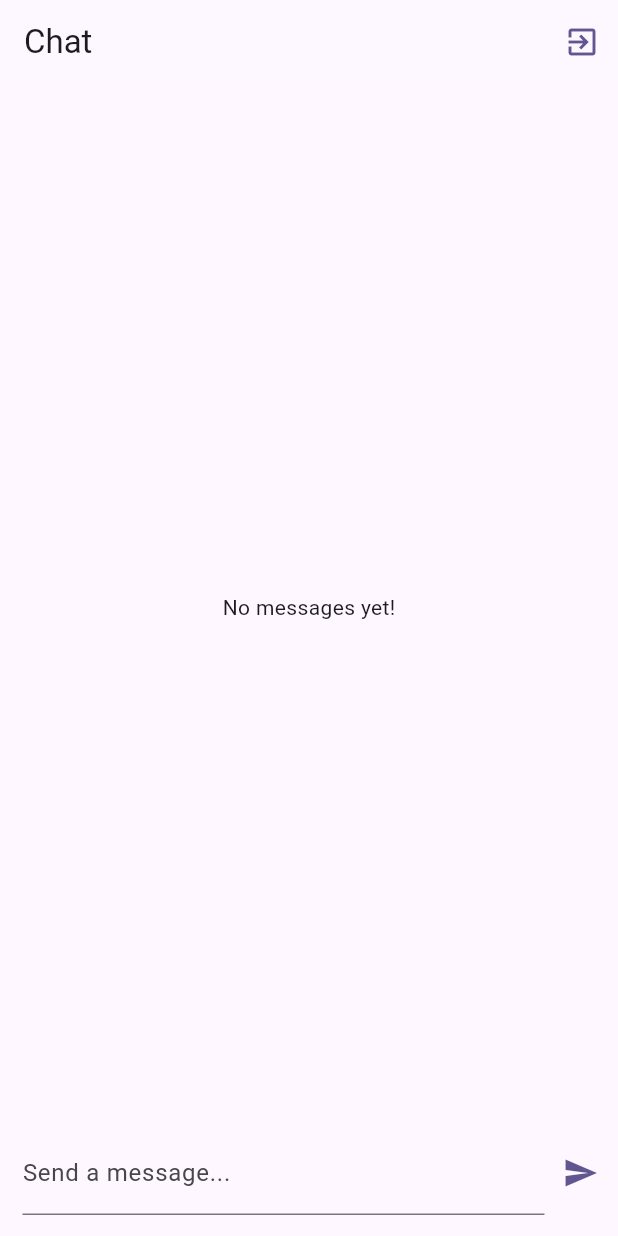
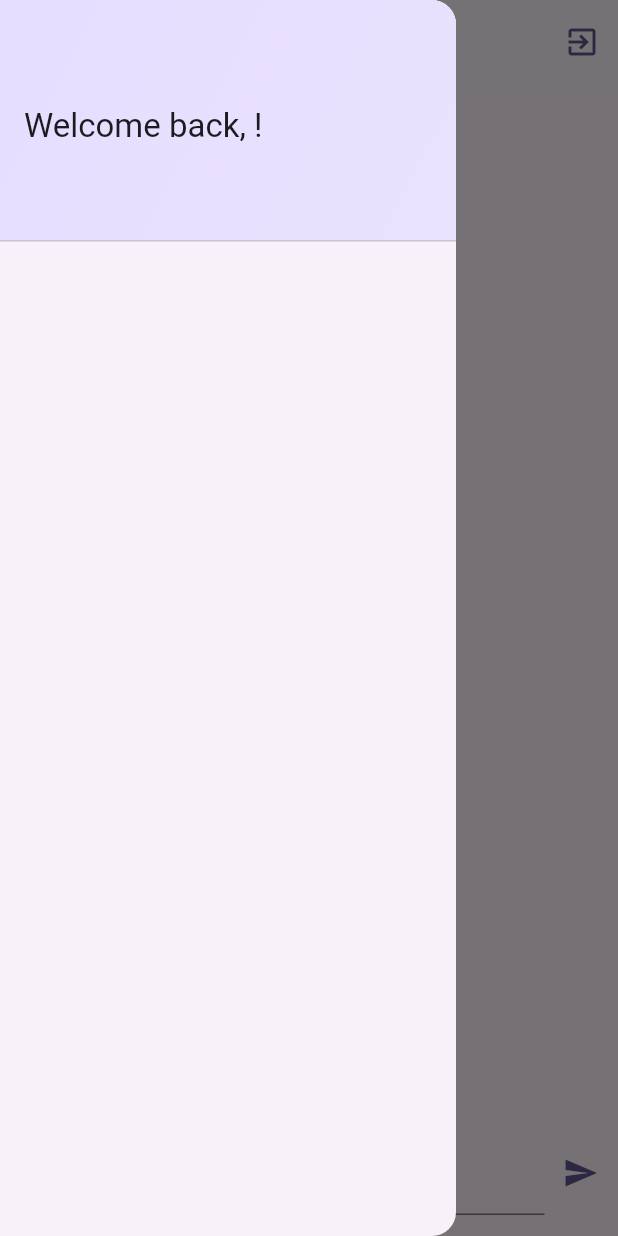
Before and after one commit to KumarAmrit30/ChatterBox, a Flutter app: the screen it shows once a user with an empty profile is signed in, with the side drawer open (before the commit the screen has no drawer), on a phone screen of 412 x 824 dp. Run offline on Flutter 3.47's test engine with Material 3 defaults, Android fonts, the phone set to English and light mode, and no system bars; our stand-ins replace cloud_firestore, firebase_auth, firebase_core, firebase_messaging, firebase_storage, image_picker; accounts and stored records are empty.

```diff
--- a/lib/main.dart
+++ b/lib/main.dart
@@ -20,6 +20,7 @@
 import 'package:chat_bot/firebase_options.dart';
 import 'package:chat_bot/screens/auth.dart';
 import 'package:chat_bot/screens/chat.dart';
+// import 'package:chat_bot/screens/chat_list.dart';
 import 'package:chat_bot/screens/splash.dart';
 import 'package:firebase_auth/firebase_auth.dart';
 import 'package:firebase_core/firebase_core.dart';
--- a/lib/screens/chat.dart
+++ b/lib/screens/chat.dart
@@ -1,4 +1,5 @@
 import 'package:chat_bot/widgets/chat_messages.dart';
+import 'package:chat_bot/widgets/main_drawer.dart';
 import 'package:chat_bot/widgets/new_message.dart';
 import 'package:firebase_auth/firebase_auth.dart';
 import 'package:firebase_messaging/firebase_messaging.dart';
@@ -41,6 +42,7 @@ class _ChatScreenState extends State<ChatScreen> {
             ),
           ],
         ),
+        drawer: const MainDrawer(),
         body: const Column(
           children: [
             Expanded(child: ChatMessages(),),
--- /dev/null
+++ b/lib/widgets/main_drawer.dart
@@ -0,0 +1,108 @@
+import 'package:cloud_firestore/cloud_firestore.dart';
+import 'package:firebase_auth/firebase_auth.dart';
+import 'package:flutter/material.dart';
+
+class MainDrawer extends StatefulWidget {
+  const MainDrawer({super.key});
+
+  @override
+  State<MainDrawer> createState() => _MainDrawerState();
+}
+
+class _MainDrawerState extends State<MainDrawer> {
+  String username = '';
+  String userImageUrl = '';
+
+  void _fetchUsername() async {
+    final user = FirebaseAuth.instance.currentUser!;
+    final userDoc = await FirebaseFirestore.instance
+        .collection('users')
+        .doc(user.uid)
+        .get();
+    setState(() {
+      username = userDoc.data()!['username'];
+      userImageUrl = userDoc.data()!['image_url'];
+    });
+  }
+
+  @override
+  void initState() {
+    super.initState();
+    _fetchUsername();
+  }
+
+  @override
+  Widget build(BuildContext context) {
+    return Drawer(
+      child: Column(
+        children: [
+          DrawerHeader(
+            // padding: const EdgeInsets.all(20),
+            decoration: BoxDecoration(
+              gradient: LinearGradient(
+                colors: [
+                  Theme.of(context).colorScheme.primaryContainer,
+                  Theme.of(context)
+                      .colorScheme
+                      .primaryContainer
+                      .withOpacity(0.8),
+                ],
+                begin: Alignment.topLeft,
+                end: Alignment.bottomRight,
+              ),
+            ),
+            child: Row(
+              children: [
+                Expanded(
+                  child: Text('Welcome back, $username!',
+                      style: Theme.of(context).textTheme.titleLarge),
+                ),
+              ],
+            ),
+            // Row(
+            //   children: [
+            //     // Display user image if available
+            //     CircleAvatar(
+            //       radius: 30, // Adjust the size of the avatar
+            //       backgroundImage: userImageUrl.isNotEmpty
+            //           ? NetworkImage(
+            //               userImageUrl) // Display the image if available
+            //           : null,
+            //       child: userImageUrl.isEmpty
+            //           ? Icon(
+            //               Icons.person, // Show a default icon if no image
+            //               size: 30,
+            //               color: Theme.of(context).colorScheme.primary,
+            //             )
+            //           : null,
+            //     ),
+            //     const SizedBox(width: 10),
+            //     // Display username
+            //     Text(
+            //       username,
+            //       style: Theme.of(context).textTheme.titleLarge!.copyWith(
+            //             color: Theme.of(context).colorScheme.primary,
+            //             fontWeight: FontWeight.bold,
+            //             fontSize: 32,
+            //           ),
+            //     ),
+            //   ],
+            // ),
+          ),
+          // ListTile(
+          //   leading: IconButton(
+          //     onPressed: () {},
+          //     icon: const Icon(Icons.exit_to_app),
+          //     iconSize: 24,
+          //   ),
+          //   title: const Text(
+          //     'Logout',
+          //     style: TextStyle(fontWeight: FontWeight.bold),
+          //   ),
+          //   onTap: () {},
+          // ),
+        ],
+      ),
+    );
+  }
+}
--- a/lib/widgets/message_bubble.dart
+++ b/lib/widgets/message_bubble.dart
@@ -11,7 +11,7 @@ class MessageBubble extends StatelessWidget {
     required this.isMe,
   }) : isFirstInSequence = true;
 
-  // Create a message bubble that continues the sequence.
+  // Create a amessage bubble that continues the sequence.
   const MessageBubble.next({
     super.key,
     required this.message,
```
Also changed, not shown: lib/screens/chat_list.dart (added, +45 -0 lines), lib/screens/new_chat.dart (added, +17 -0 lines), pubspec.yaml (+10 -1 lines), assets/icons/launcher_icon.png (added), assets/images/icon.png (added), pubspec.lock, 56 other files.
